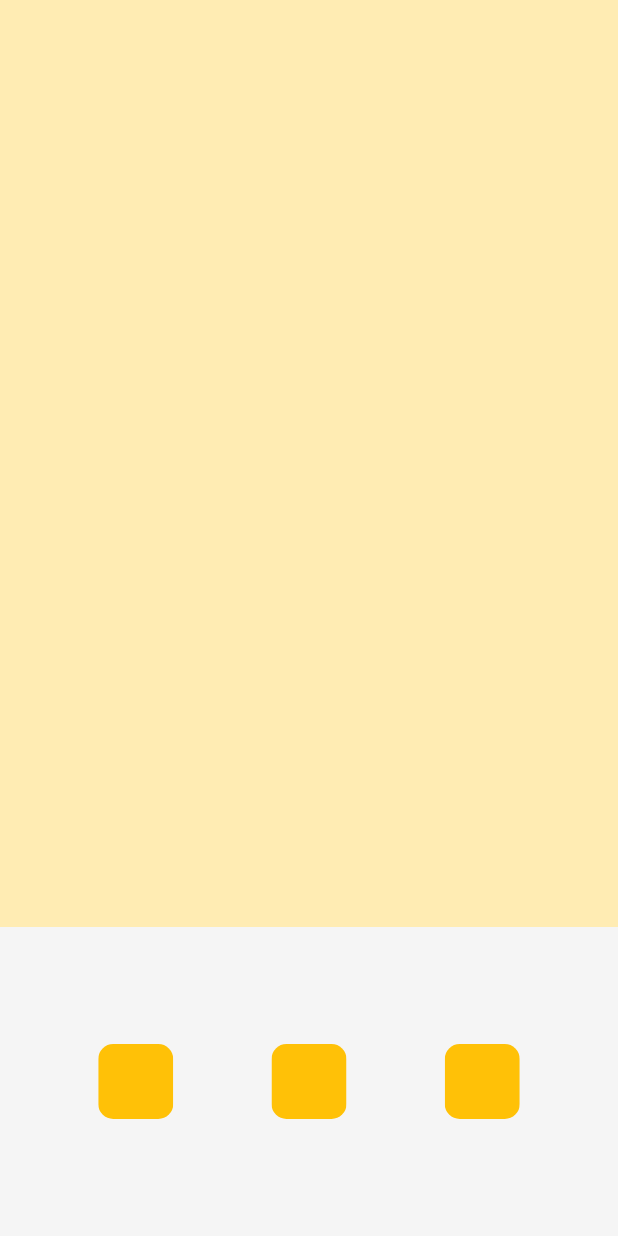
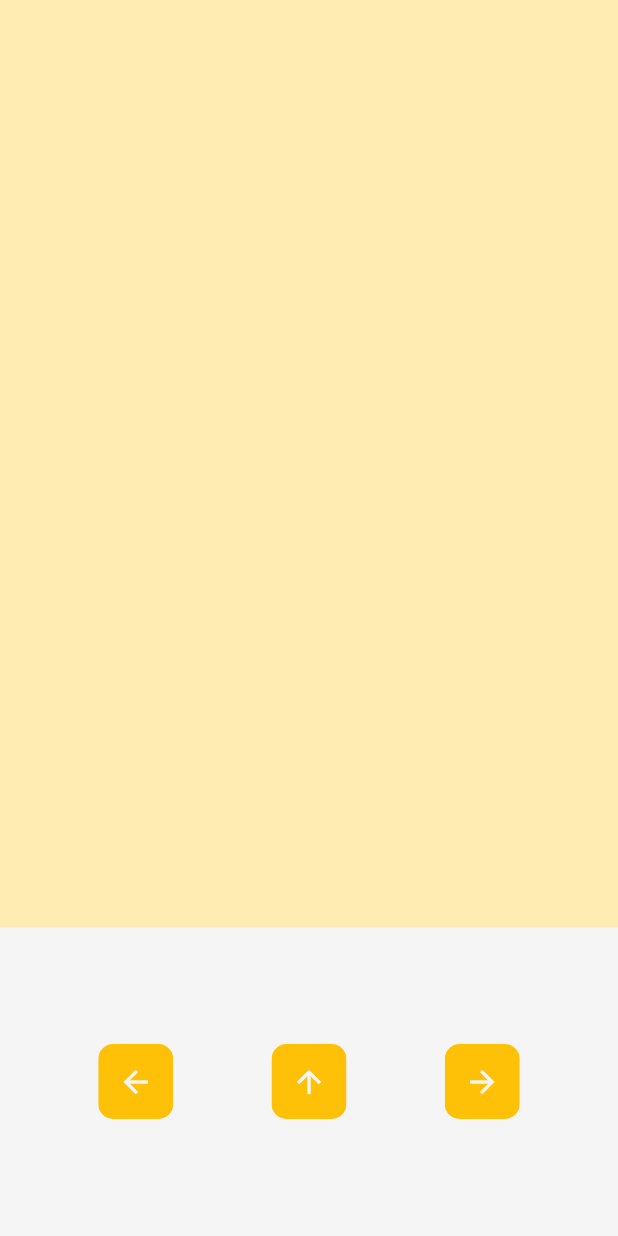
Before and after one commit to kwakyebrilliant/bubbleapp, a Flutter app: the screen it shows after launch, on a phone screen of 412 x 824 dp. Run offline on Flutter 3.47's test engine with Material 3 defaults, Android fonts, the phone set to English and light mode, and no system bars.

Commit message:
home updates

```diff
--- a/lib/homepage.dart
+++ b/lib/homepage.dart
@@ -22,12 +22,18 @@ class _HomepageState extends State<Homepage> {
         Expanded(
           child: Container(
             color: Colors.grey[100],
-            child: Row(
+            child: const Row(
               mainAxisAlignment: MainAxisAlignment.spaceEvenly,
               children: [
-                MyButton(),
-                MyButton(),
-                MyButton(),
+                MyButton(
+                  icon: Icons.arrow_back,
+                ),
+                MyButton(
+                  icon: Icons.arrow_upward,
+                ),
+                MyButton(
+                  icon: Icons.arrow_forward,
+                ),
               ],
             ),
           ),
```
